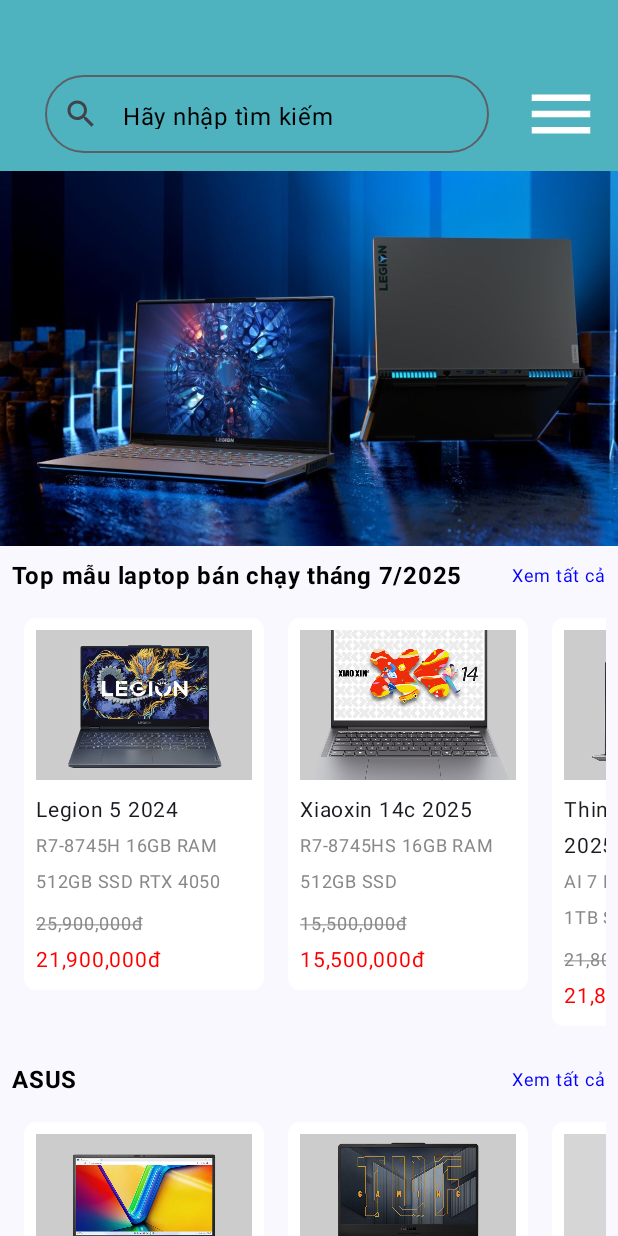
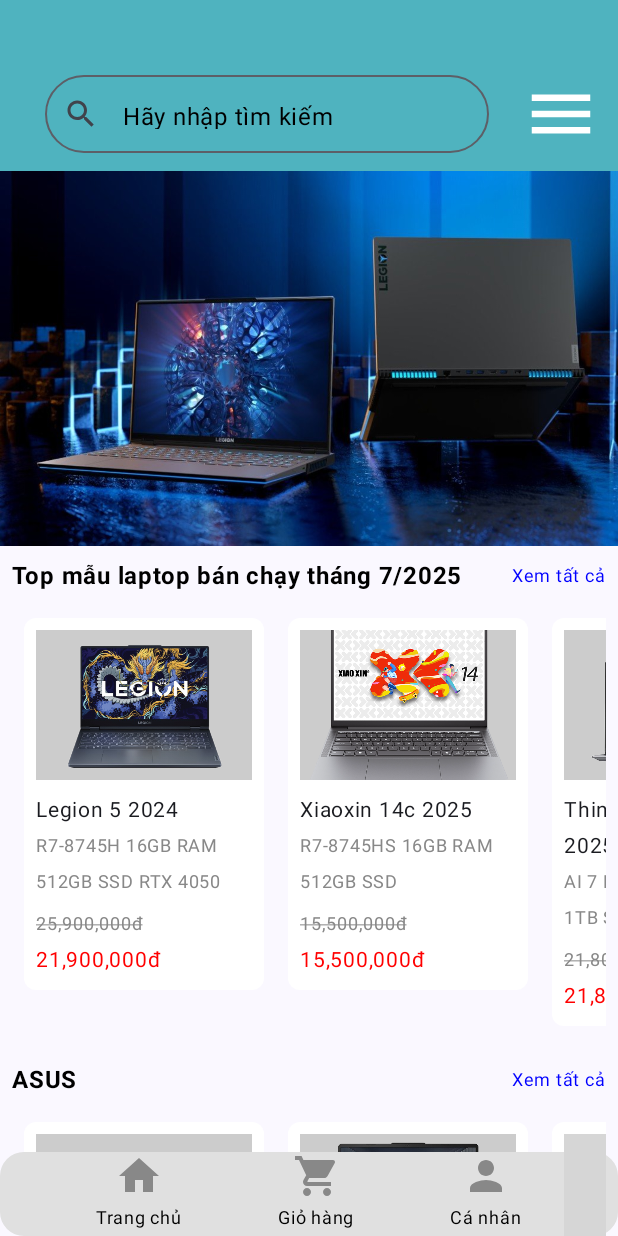
Before and after one commit to PhAhTuan/SpecCheck, an Android app built with Jetpack Compose: the trangchu screen opened through its navigation route, on a phone screen of 412 x 824 dp. Run offline under Robolectric (Android 15) with nearby library versions, the phone set to English and light mode, and no system bars; our stand-ins replace Firebase (no records; nobody signed in at launch, a user with empty details on screens opened directly); grey boxes are pictures that could not be loaded.

```diff
--- a/app/src/main/AndroidManifest.xml
+++ b/app/src/main/AndroidManifest.xml
@@ -1,6 +1,7 @@
 <?xml version="1.0" encoding="utf-8"?>
 <manifest xmlns:android="http://schemas.android.com/apk/res/android"
     xmlns:tools="http://schemas.android.com/tools">
+    <uses-permission android:name="android.permission.CAMERA" />
 
     <application
         android:allowBackup="true"
--- a/app/src/main/java/com/example/deadlinemh/homeout/homengoai.kt
+++ b/app/src/main/java/com/example/deadlinemh/homeout/homengoai.kt
@@ -15,11 +15,10 @@ import androidx.navigation.NavHostController
 import com.example.deadlinemh.R
 import kotlinx.coroutines.delay
 
-
 @Composable
 fun HomeHome(navController: NavHostController) {
     LaunchedEffect(Unit) {
-        delay(500) // 0.5 giây
+        delay(500)
         navController.navigate("homeMain") {
             popUpTo("welcome") { inclusive = true }
         }
@@ -31,7 +30,6 @@ fun HomeHome(navController: NavHostController) {
         LogoNgoai()
     }
 }
-
 @Composable
 fun LogoNgoai() {
     Box(
@@ -45,7 +43,6 @@ fun LogoNgoai() {
         )
     }
 }
-
 @Composable
 fun Brngoai(){
     Image(painterResource(id = R.drawable.anhnen),
--- a/app/src/main/java/com/example/deadlinemh/interfaceApp/giaodienapp1.kt
+++ b/app/src/main/java/com/example/deadlinemh/interfaceApp/giaodienapp1.kt
@@ -35,6 +35,10 @@ import androidx.compose.runtime.remember
 import androidx.compose.ui.Alignment
 import androidx.compose.ui.Modifier
 import androidx.compose.foundation.lazy.items
+import androidx.compose.material.icons.filled.Home
+import androidx.compose.material.icons.filled.Person
+import androidx.compose.material.icons.filled.ShoppingCart
+
 import androidx.compose.ui.draw.clip
 import androidx.compose.ui.res.painterResource
 import androidx.compose.ui.tooling.preview.Preview
@@ -57,8 +61,7 @@ fun HomeScreenApp1(navController: NavController, leftProductId: Int? = null) {
     val selectedProduct = remember { mutableStateOf<Product?>(null) }
     val showMenu = remember { mutableStateOf(false) }
     Box(modifier = Modifier.fillMaxSize()) {
-        Column()
-        {
+        Column() {
             phantrencung(onMenuClick = { showMenu.value = true })
             LazyColumn {
                 item { AnhBanner() }
@@ -67,6 +70,8 @@ fun HomeScreenApp1(navController: NavController, leftProductId: Int? = null) {
                   }
                 }
             }
+        Thanhtaskbar(modifier = Modifier.fillMaxWidth().align(Alignment.BottomCenter), navController) // Căn chỉnh ở dưới cùng
+
             AnimatedVisibility(
                 visible = showMenu.value,
                 enter = slideInHorizontally(initialOffsetX = { it }),
@@ -158,7 +163,6 @@ fun AnhBanner() {
         }
     }
 }
-
 @Composable
 fun ProductCard(product: Product, modifier: Modifier = Modifier, onClick: (Int) -> Unit ) {
 
@@ -408,6 +412,71 @@ fun getFakeProductGroups(navController: NavController): List<ProductGroup> {
     )
 }
 
+@Composable
+fun Thanhtaskbar(modifier: Modifier = Modifier, navController: NavController){
+    Row(
+        modifier = modifier
+        .fillMaxWidth()
+        .height(56.dp)
+            .clip(RoundedCornerShape(16.dp))
+        .background(Color(0xFFE0E0E0)),
+        horizontalArrangement = Arrangement.SpaceEvenly,
+        verticalAlignment = Alignment.CenterVertically
+    ) {
+        Column(horizontalAlignment = Alignment.CenterHorizontally) {
+            Icon(
+                imageVector = Icons.Default.Home,
+                contentDescription = "Trang chủ",
+                tint = Color.Gray,
+                modifier = Modifier
+                    .size(32.dp)
+                    .clickable{
+                        navController.navigate("homethanhtaskbar")
+                    }
+            )
+            Text(
+                text = "Trang chủ",
+                color = Color.Black,
+                fontSize = 12.sp
+            )
+        }
+
+        Column(horizontalAlignment = Alignment.CenterHorizontally) {
+            Icon(
+                imageVector = Icons.Default.ShoppingCart,
+                contentDescription = "Giỏ hàng",
+                tint = Color.Gray,
+                modifier = Modifier.size(32.dp)
+            )
+            Text(
+                text = "Giỏ hàng",
+                color = Color.Black,
+                fontSize = 12.sp
+            )
+        }
+
+
+        Column(horizontalAlignment = Alignment.CenterHorizontally) {
+            Icon(
+                imageVector = Icons.Default.Person,
+                contentDescription = "Cá nhân",
+                tint = Color.Gray,
+                modifier = Modifier.size(32.dp)
+
+            )
+            Text(
+                text = "Cá nhân",
+                color = Color.Black,
+                fontSize = 12.sp
+            )
+        }
+    }
+}
+
+
+
+
+
 @Preview(showBackground = true, showSystemUi = true)
 @Composable
 fun DefaultPreviewApp(){
```
Also changed, not shown: app/src/main/java/com/example/deadlinemh/MainActivity.kt (+5 -2 lines), app/src/main/java/com/example/deadlinemh/interfaceApp/giaodienTK.kt (added, +196 -0 lines).
